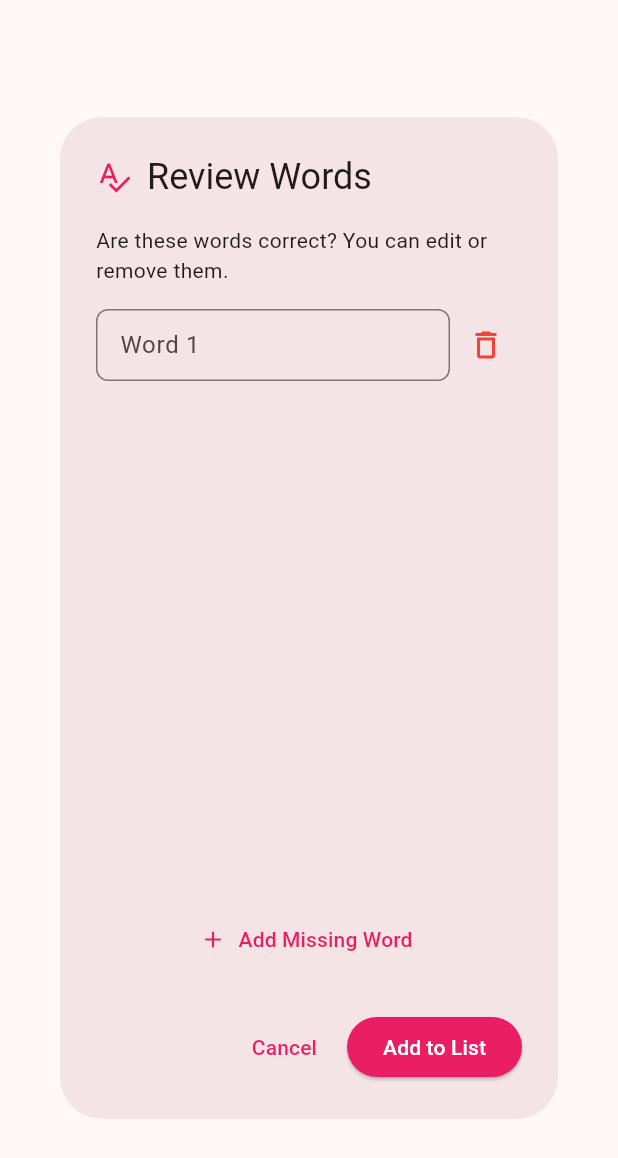
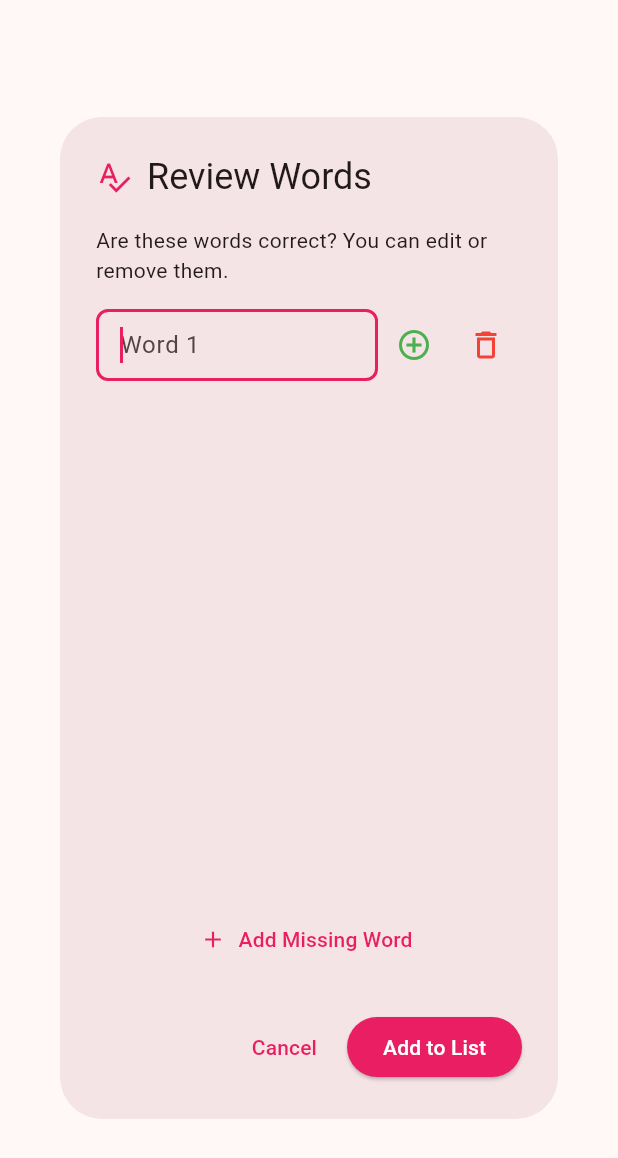
Before and after one commit to DanielleLensly/word-scramble, a Flutter app: the ReviewWordsDialog widget shown alone on an empty page, opened directly with empty values, after a tap on "Add Missing Word", on a phone screen of 412 x 824 dp. Shown: the top 1158 px of the screen. Run offline on Flutter 3.47's test engine with Material 3 defaults, Android fonts, the phone set to English and light mode, and no system bars; our stand-ins replace file_picker, image_picker, pdf, printing, shared_preferences; missing offline and left inert: docx_to_text, excel, google_mlkit_text_recognition, syncfusion_flutter_pdf; accounts and stored records are empty.

Commit message:
feat: auto-focus new fields in review dialog and improve closing responsiveness

```diff
--- a/lib/main.dart
+++ b/lib/main.dart
@@ -1018,6 +1018,8 @@ class ReviewWordsDialog extends StatefulWidget {
 
 class _ReviewWordsDialogState extends State<ReviewWordsDialog> {
   late List<TextEditingController> _controllers;
+  late List<FocusNode> _focusNodes;
+  final ScrollController _scrollController = ScrollController();
 
   bool _isWordSuspicious(String word) {
     // Flag words containing digits or non-letter characters (except hyphens/apostrophes)
@@ -1031,9 +1033,43 @@ class _ReviewWordsDialogState extends State<ReviewWordsDialog> {
     _controllers = widget.initialWords
         .map((w) => TextEditingController(text: w))
         .toList();
+    _focusNodes = List.generate(_controllers.length, (_) => FocusNode());
     for (var ctrl in _controllers) {
       ctrl.addListener(() => setState(() {}));
     }
+  }
+
+  void _addWordAt(int index) {
+    setState(() {
+      final ctrl = TextEditingController();
+      ctrl.addListener(() => setState(() {}));
+      _controllers.insert(index, ctrl);
+      _focusNodes.insert(index, FocusNode());
+    });
+
+    // Request focus for the newly added field
+    WidgetsBinding.instance.addPostFrameCallback((_) {
+      if (_focusNodes[index].canRequestFocus) {
+        _focusNodes[index].requestFocus();
+      }
+    });
+
+    // Small delay to let the frame update before scrolling
+    Future.delayed(const Duration(milliseconds: 100), () {
+      if (_scrollController.hasClients) {
+        // Approximate calculation: row height is around 68px (padding + TextField)
+        double offset = index * 68.0;
+        // Clamp the offset to avoid overscrolling
+        if (offset > _scrollController.position.maxScrollExtent) {
+          offset = _scrollController.position.maxScrollExtent;
+        }
+        _scrollController.animateTo(
+          offset,
+          duration: const Duration(milliseconds: 300),
+          curve: Curves.easeOut,
+        );
+      }
+    });
   }
 
   @override
@@ -1041,6 +1077,10 @@ class _ReviewWordsDialogState extends State<ReviewWordsDialog> {
     for (var c in _controllers) {
       c.dispose();
     }
+    for (var fn in _focusNodes) {
+      fn.dispose();
+    }
+    _scrollController.dispose();
     super.dispose();
   }
 
@@ -1095,6 +1135,7 @@ class _ReviewWordsDialogState extends State<ReviewWordsDialog> {
                             child: Text('No words found. Try a clearer photo.'),
                           )
                         : ListView.builder(
+                            controller: _scrollController,
                             itemCount: _controllers.length,
                             itemBuilder: (context, index) {
                               final isSuspicious =
@@ -1106,6 +1147,7 @@ class _ReviewWordsDialogState extends State<ReviewWordsDialog> {
                                     Expanded(
                                       child: TextField(
                                         controller: _controllers[index],
+                                        focusNode: _focusNodes[index],
                                         decoration: InputDecoration(
                                           isDense: true,
                                           hintText: 'Word ${index + 1}',
@@ -1143,6 +1185,14 @@ class _ReviewWordsDialogState extends State<ReviewWordsDialog> {
                                     ),
                                     IconButton(
                                       icon: const Icon(
+                                        Icons.add_circle_outline,
+                                        color: Colors.green,
+                                      ),
+                                      onPressed: () => _addWordAt(index + 1),
+                                      tooltip: 'Add word after this one',
+                                    ),
+                                    IconButton(
+                                      icon: const Icon(
                                         Icons.delete_outline,
                                         color: Colors.red,
                                       ),
@@ -1150,6 +1200,8 @@ class _ReviewWordsDialogState extends State<ReviewWordsDialog> {
                                         setState(() {
                                           _controllers[index].dispose();
                                           _controllers.removeAt(index);
+                                          _focusNodes[index].dispose();
+                                          _focusNodes.removeAt(index);
                                         });
                                       },
                                     ),
@@ -1161,13 +1213,7 @@ class _ReviewWordsDialogState extends State<ReviewWordsDialog> {
                   ),
                   const SizedBox(height: 8),
                   TextButton.icon(
-                    onPressed: () {
-                      final ctrl = TextEditingController();
-                      ctrl.addListener(() => setState(() {}));
-                      setState(() {
-                        _controllers.add(ctrl);
-                      });
-                    },
+                    onPressed: () => _addWordAt(_controllers.length),
                     icon: const Icon(Icons.add),
                     label: const Text('Add Missing Word'),
                   ),
@@ -1189,11 +1235,12 @@ class _ReviewWordsDialogState extends State<ReviewWordsDialog> {
               String text = c.text.trim();
               if (text.isNotEmpty) {
                 // Split by spaces or newlines in case user put 2 words in one box
-                finalWords.addAll(text.split(RegExp(r'\s+')));
+                finalWords.addAll(text.split(RegExp(r"\s+")));
               }
             }
+            // Pop first to avoid UI feeling 'stuck' or blocked by parent rebuilds
+            Navigator.of(context).pop();
             widget.onConfirmed(finalWords);
-            Navigator.pop(context);
           },
           style: ElevatedButton.styleFrom(
             backgroundColor: Colors.pink,
```
